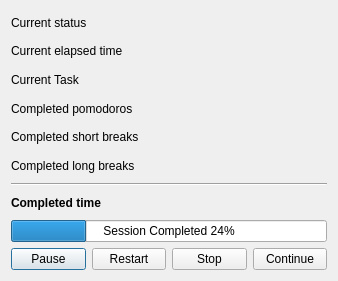
FelixdelasPozas/pomodorotimelapse, file PomodoroStatistics.ui: the form before one commit.
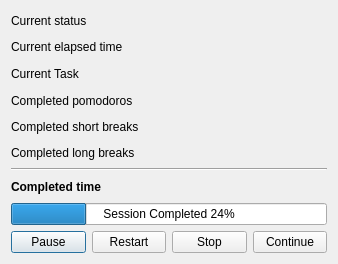
The form after the commit. Icons and pictures are not drawn.

The edit to the form file:
```diff
--- a/PomodoroStatistics.ui
+++ b/PomodoroStatistics.ui
@@ -7,7 +7,7 @@
     <x>0</x>
     <y>0</y>
     <width>338</width>
-    <height>281</height>
+    <height>264</height>
    </rect>
   </property>
   <property name="sizePolicy">
@@ -19,13 +19,13 @@
   <property name="minimumSize">
    <size>
     <width>338</width>
-    <height>281</height>
+    <height>264</height>
    </size>
   </property>
   <property name="maximumSize">
    <size>
     <width>338</width>
-    <height>281</height>
+    <height>264</height>
    </size>
   </property>
   <property name="windowTitle">
@@ -242,7 +242,6 @@
       <widget class="QLabel" name="label_4">
        <property name="font">
         <font>
-         <weight>75</weight>
          <bold>true</bold>
         </font>
        </property>
```
Left out of the diff: 26 changed lines with no effect on the pictures.
